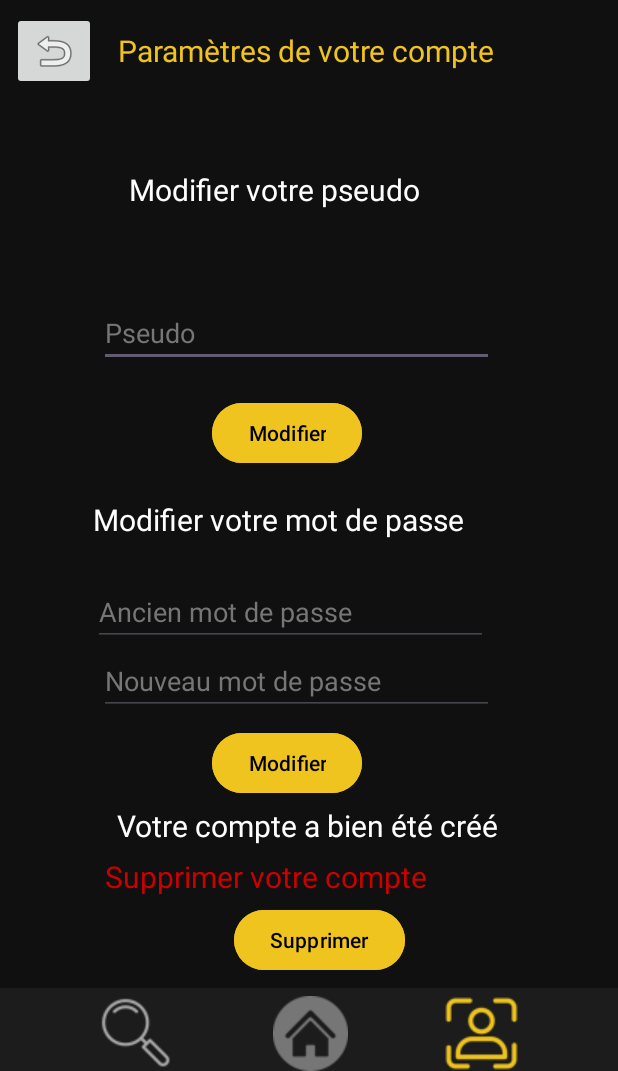
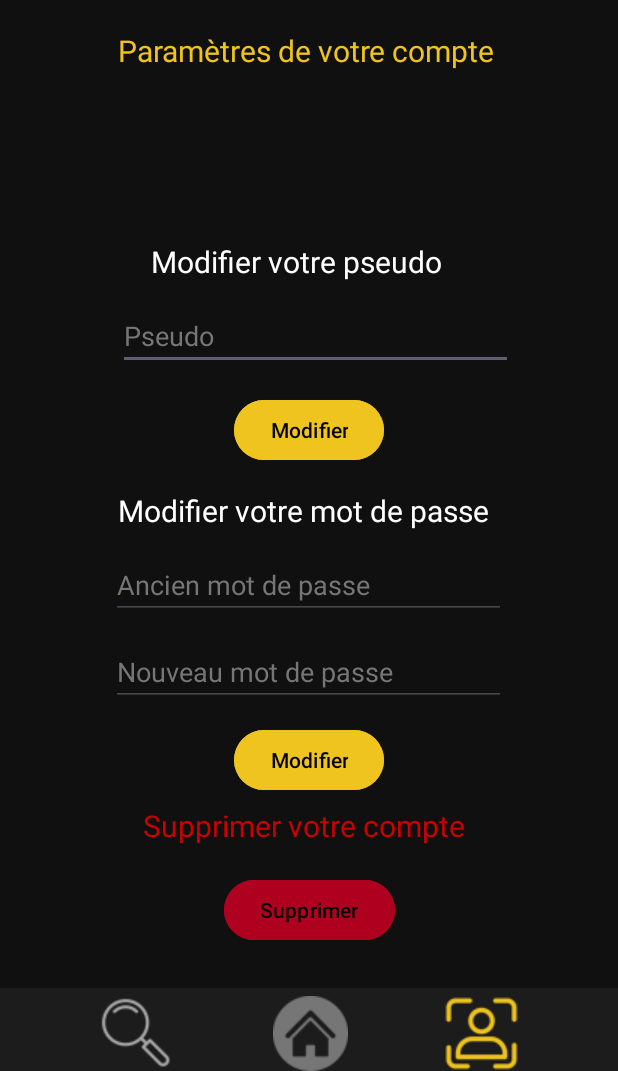
Before and after one commit to xKayato/SAE32_Android, an Android app: the activitySettingsAccount screen opened directly, with no data from a screen before it, on a phone screen of 412 x 824 dp, the part 165-1236 px from its top. Run offline under Robolectric (Android 15) with nearby library versions, the phone set to English and light mode, and no system bars.

Commit message:
rectification de beacoup de bug d'affichage sur quasiment toute les pages

```diff
--- a/app/src/main/res/layout/activity_alljudgment.xml
+++ b/app/src/main/res/layout/activity_alljudgment.xml
@@ -105,8 +105,10 @@
         android:layout_width="wrap_content"
         android:layout_height="wrap_content"
         android:text="Jugement de : "
-        tools:layout_editor_absoluteX="79dp"
-        tools:layout_editor_absoluteY="425dp" />
+        android:textColor="@color/secondary_text"
+        android:textColorLink="@color/secondary_text"
+        tools:layout_editor_absoluteX="32dp"
+        tools:layout_editor_absoluteY="428dp" />
 
     <TextView
         android:id="@+id/JudgementField"
--- a/app/src/main/res/layout/activity_settings_account.xml
+++ b/app/src/main/res/layout/activity_settings_account.xml
@@ -10,18 +10,17 @@
 
     <ImageView
         android:id="@+id/logoPicture"
-        android:layout_width="412dp"
+        android:layout_width="0dp"
         android:layout_height="110dp"
         android:adjustViewBounds="true"
 
         android:background="#878787"
         android:contentDescription="@string/logo"
         android:scaleType="centerCrop"
-        app:layout_constraintBottom_toBottomOf="parent"
         app:layout_constraintEnd_toEndOf="parent"
+        app:layout_constraintHorizontal_bias="1.0"
         app:layout_constraintStart_toStartOf="parent"
         app:layout_constraintTop_toTopOf="parent"
-        app:layout_constraintVertical_bias="0.0"
         app:srcCompat="@drawable/logo" />
 
     <TextView
@@ -29,48 +28,35 @@
         android:layout_width="254dp"
         android:layout_height="32dp"
         android:layout_marginTop="20dp"
-        android:layout_marginEnd="76dp"
         android:text="@string/accountText"
         android:textColor="@color/secondary_text"
         android:textSize="20dp"
+        app:layout_constraintBottom_toTopOf="@+id/changeUsernameText"
         app:layout_constraintEnd_toEndOf="parent"
-        app:layout_constraintHorizontal_bias="0.823"
-        app:layout_constraintStart_toEndOf="@+id/imageButton3"
-        app:layout_constraintTop_toBottomOf="@+id/logoPicture" />
-
-    <ImageButton
-        android:id="@+id/imageButton3"
-        android:layout_width="wrap_content"
-        android:layout_height="wrap_content"
-        android:layout_marginStart="8dp"
-        android:layout_marginTop="8dp"
-        app:layout_constraintBottom_toTopOf="@+id/changeUsernameText"
+        app:layout_constraintHorizontal_bias="0.496"
         app:layout_constraintStart_toStartOf="parent"
         app:layout_constraintTop_toBottomOf="@+id/logoPicture"
-        app:layout_constraintVertical_bias="0.0"
-        app:srcCompat="@android:drawable/ic_menu_revert" />
+        app:layout_constraintVertical_bias="0.0" />
 
     <TextView
         android:id="@+id/changeUsernameText"
         android:layout_width="210dp"
         android:layout_height="28dp"
-        android:layout_marginTop="14dp"
         android:layout_marginBottom="16dp"
         android:text="@string/changePseudoText"
         android:textColor="@color/primary_text"
         android:textSize="20dp"
         app:layout_constraintBottom_toTopOf="@+id/usernameFieldButton"
         app:layout_constraintEnd_toEndOf="parent"
-        app:layout_constraintHorizontal_bias="0.427"
-        app:layout_constraintStart_toStartOf="parent"
-        app:layout_constraintTop_toBottomOf="@+id/accountSettingsText" />
+        app:layout_constraintHorizontal_bias="0.497"
+        app:layout_constraintStart_toStartOf="parent" />
 
     <EditText
         android:id="@+id/usernameFieldButton"
         android:layout_width="263dp"
         android:layout_height="42dp"
         android:layout_marginStart="8dp"
-        android:layout_marginBottom="20dp"
+        android:layout_marginBottom="16dp"
         android:ems="10"
         android:hint="@string/pseudoText"
         android:inputType="text"
@@ -78,34 +64,32 @@
         android:textColorHint="@color/primary_button"
         app:layout_constraintBottom_toTopOf="@+id/changeUsernameButton"
         app:layout_constraintEnd_toEndOf="parent"
-        app:layout_constraintHorizontal_bias="0.414"
         app:layout_constraintStart_toStartOf="parent" />
 
     <Button
         android:id="@+id/changeUsernameButton"
         android:layout_width="wrap_content"
         android:layout_height="wrap_content"
-        android:layout_marginBottom="20dp"
+        android:layout_marginBottom="16dp"
         android:backgroundTint="@color/secondary_button"
         android:text="@string/changeApplyText"
         android:textColor="@color/black"
         app:iconTint="@color/secondary_button"
         app:layout_constraintBottom_toTopOf="@+id/changePasswordText"
         app:layout_constraintEnd_toEndOf="parent"
-        app:layout_constraintHorizontal_bias="0.454"
         app:layout_constraintStart_toStartOf="parent" />
 
     <TextView
         android:id="@+id/changePasswordText"
         android:layout_width="254dp"
         android:layout_height="32dp"
-        android:layout_marginBottom="24dp"
+        android:layout_marginBottom="12dp"
         android:text="@string/changePasswordText"
         android:textColor="@color/primary_text"
         android:textSize="20dp"
         app:layout_constraintBottom_toTopOf="@+id/oldPasswordFieldButton"
         app:layout_constraintEnd_toEndOf="parent"
-        app:layout_constraintHorizontal_bias="0.394"
+        app:layout_constraintHorizontal_bias="0.496"
         app:layout_constraintStart_toStartOf="parent" />
 
     <EditText
@@ -113,7 +97,7 @@
         android:layout_width="263dp"
         android:layout_height="42dp"
         android:layout_marginStart="8dp"
-        android:layout_marginBottom="4dp"
+        android:layout_marginBottom="16dp"
         android:ems="10"
         android:hint="@string/oldPasswordText"
         android:inputType="text"
@@ -121,7 +105,7 @@
         android:textColorHint="@color/primary_button"
         app:layout_constraintBottom_toTopOf="@+id/newPasswordFieldButton"
         app:layout_constraintEnd_toEndOf="parent"
-        app:layout_constraintHorizontal_bias="0.385"
+        app:layout_constraintHorizontal_bias="0.471"
         app:layout_constraintStart_toStartOf="parent" />
 
     <EditText
@@ -129,7 +113,7 @@
         android:layout_width="263dp"
         android:layout_height="42dp"
         android:layout_marginStart="8dp"
-        android:layout_marginBottom="8dp"
+        android:layout_marginBottom="12dp"
         android:ems="10"
         android:hint="@string/newPasswordText"
         android:inputType="text"
@@ -137,61 +121,48 @@
         android:textColorHint="@color/primary_button"
         app:layout_constraintBottom_toTopOf="@+id/changePasswordButton"
         app:layout_constraintEnd_toEndOf="parent"
-        app:layout_constraintHorizontal_bias="0.414"
+        app:layout_constraintHorizontal_bias="0.471"
         app:layout_constraintStart_toStartOf="parent" />
 
     <Button
         android:id="@+id/changePasswordButton"
         android:layout_width="wrap_content"
         android:layout_height="wrap_content"
-        android:layout_marginBottom="4dp"
+        android:layout_marginBottom="52dp"
         android:backgroundTint="@color/secondary_button"
         android:text="@string/changeApplyText"
         android:textColor="@color/black"
         app:iconTint="@color/secondary_button"
-        app:layout_constraintBottom_toTopOf="@+id/modificationStatusText"
+        app:layout_constraintBottom_toTopOf="@+id/deleteAccountButton"
         app:layout_constraintEnd_toEndOf="parent"
-        app:layout_constraintHorizontal_bias="0.454"
-        app:layout_constraintStart_toStartOf="parent" />
-
-    <TextView
-        android:id="@+id/modificationStatusText"
-        android:layout_width="257dp"
-        android:layout_height="26dp"
-        android:layout_marginBottom="8dp"
-        android:text="@string/createAccountSuccessText"
-        android:textColor="@color/primary_text"
-        android:textSize="20dp"
-        app:layout_constraintBottom_toTopOf="@+id/deleteAccountText"
-        app:layout_constraintEnd_toEndOf="parent"
-        app:layout_constraintHorizontal_bias="0.506"
         app:layout_constraintStart_toStartOf="parent" />
 
     <TextView
         android:id="@+id/deleteAccountText"
-        android:layout_width="235dp"
-        android:layout_height="28dp"
-        android:layout_marginBottom="4dp"
+        android:layout_width="220dp"
+        android:layout_height="26dp"
+        android:layout_marginBottom="20dp"
         android:text="@string/deleteAccountText"
         android:textColor="@android:color/holo_red_dark"
         android:textSize="20dp"
         app:layout_constraintBottom_toTopOf="@+id/deleteAccountButton"
         app:layout_constraintEnd_toEndOf="parent"
-        app:layout_constraintHorizontal_bias="0.397"
-        app:layout_constraintStart_toStartOf="parent" />
+        app:layout_constraintHorizontal_bias="0.497"
+        app:layout_constraintStart_toStartOf="parent"
+        app:layout_constraintTop_toBottomOf="@+id/changePasswordButton"
+        app:layout_constraintVertical_bias="1.0" />
 
     <Button
         android:id="@+id/deleteAccountButton"
         android:layout_width="wrap_content"
         android:layout_height="wrap_content"
-        android:layout_marginBottom="8dp"
-        android:backgroundTint="@color/secondary_button"
+        android:layout_marginBottom="28dp"
+        android:backgroundTint="@color/design_default_color_error"
         android:text="@string/DeleteText"
         android:textColor="@color/black"
-        app:iconTint="@color/secondary_button"
+        app:iconTint="@color/design_default_color_error"
         app:layout_constraintBottom_toTopOf="@+id/hbhv"
         app:layout_constraintEnd_toEndOf="parent"
-        app:layout_constraintHorizontal_bias="0.523"
         app:layout_constraintStart_toStartOf="parent" />
 
     <View
--- a/app/src/main/res/values/strings.xml
+++ b/app/src/main/res/values/strings.xml
@@ -1,7 +1,7 @@
 <resources>
     <string name="app_name">JugementDay</string>
     <string name="saeText">SAE32</string>
-    <string name="credit">Thomas Deloup, Jérémy Guibert, Pierre Teles Fache, Mathis Viger</string>
+    <string name="credit">Deloup, Guibert, Teles Fache, Viger</string>
 
     <!-- Buttons -->
     <string name="homeButton">Accueil</string>
```
Also changed, not shown: app/src/main/res/layout/activity_judgement.xml (+13 -11 lines), app/src/main/res/layout/activity_login.xml (+22 -7 lines), app/src/main/res/drawable/communaute.png (added).
